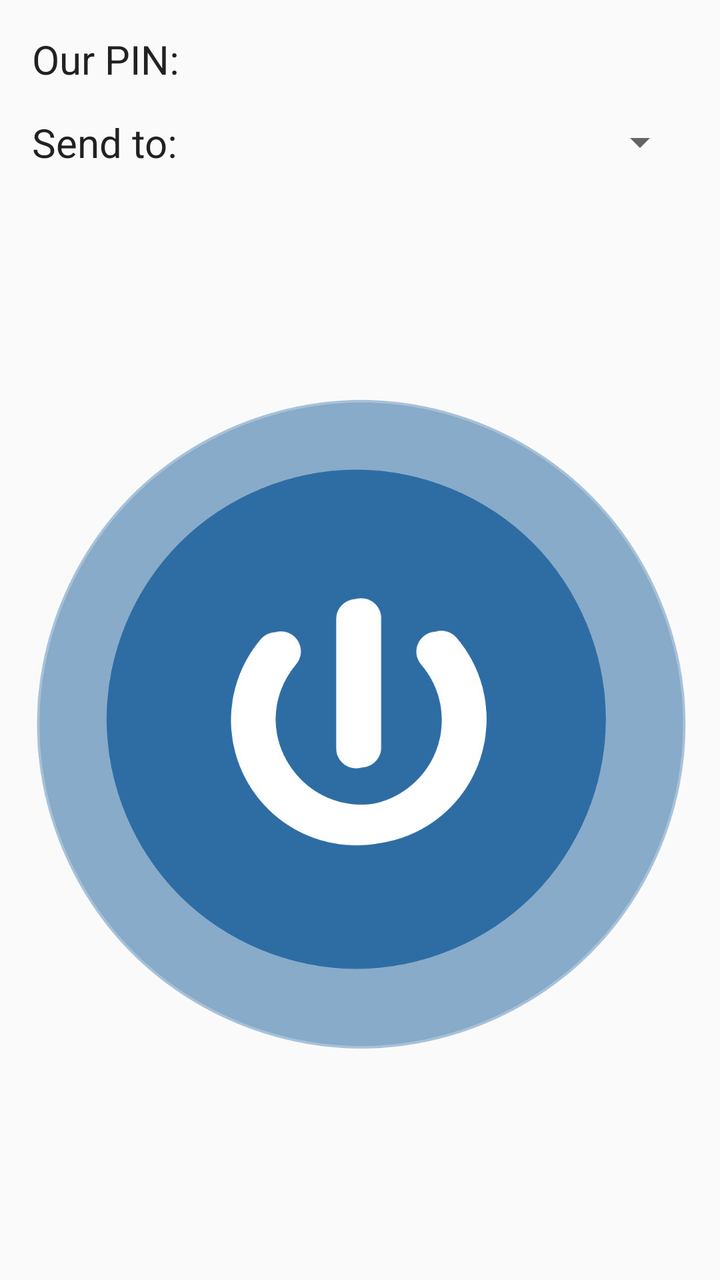
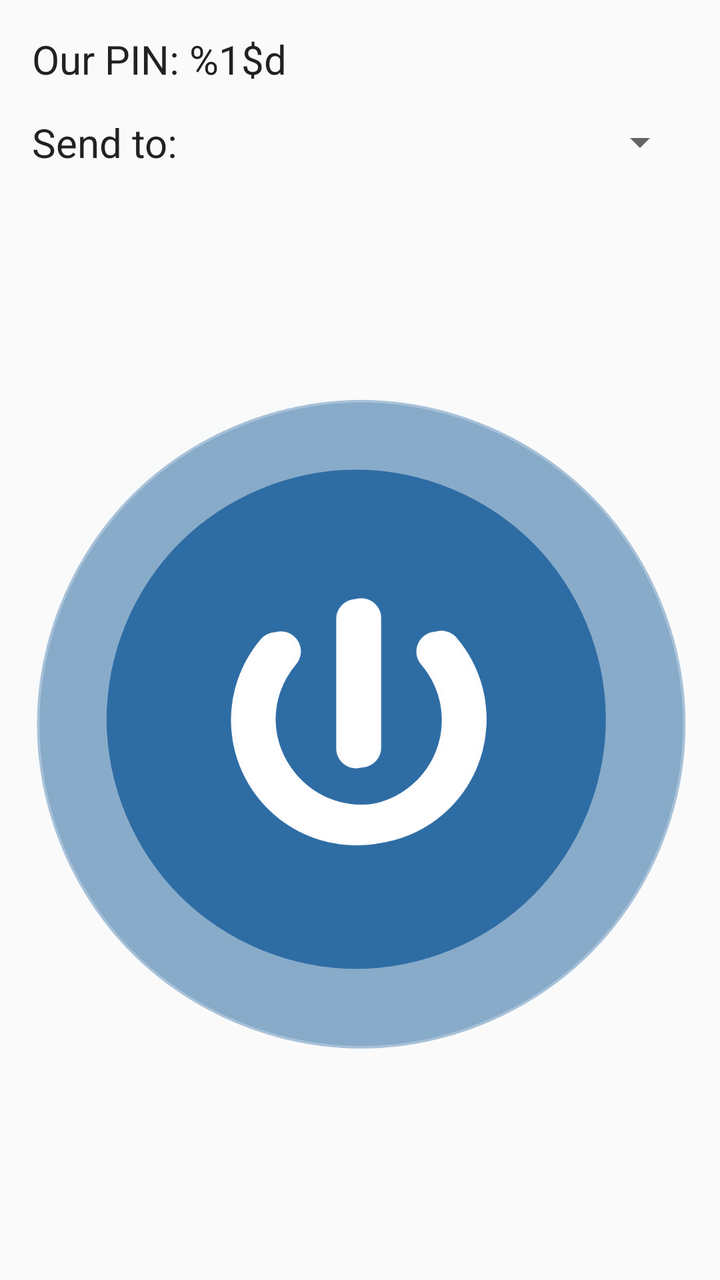

Before-and-after screenshots of an Android layout around one commit, followed by the original layout XML and the change that was made.
<!-- AndroidManifest.xml: application theme AppTheme -->
<!-- res/layout/content_send_sound.xml -->
<?xml version="1.0" encoding="utf-8"?>
<android.support.constraint.ConstraintLayout xmlns:android="http://schemas.android.com/apk/res/android"
    xmlns:app="http://schemas.android.com/apk/res-auto"
    xmlns:tools="http://schemas.android.com/tools"
    android:layout_width="match_parent"
    android:layout_height="match_parent"
    app:layout_behavior="@string/appbar_scrolling_view_behavior"
    tools:context="peterson.ttu.edu.backupaids.activities.SendSoundActivity"
    tools:showIn="@layout/activity_send_sound">

    <TextView
        android:id="@+id/sendSoundOurPinTextView"
        android:layout_width="wrap_content"
        android:layout_height="wrap_content"
        android:text="Our PIN: "
        android:textSize="20sp"
        android:textAppearance="@android:style/TextAppearance.DeviceDefault"
        android:layout_marginTop="16dp"
        android:layout_marginBottom="16dp"
        android:layout_marginStart="16dp"
        android:layout_marginEnd="16dp"
        app:layout_constraintTop_toTopOf="parent"
        app:layout_constraintBottom_toTopOf="@id/sendSoundPeerSpinner"
        app:layout_constraintLeft_toLeftOf="parent" />

    <TextView
        android:id="@+id/sendSoundLabel"
        android:layout_width="wrap_content"
        android:layout_height="wrap_content"
        android:text="Send to:"
        android:textSize="20sp"
        android:textAppearance="@android:style/TextAppearance.DeviceDefault"
        android:layout_marginTop="16dp"
        android:layout_marginBottom="16dp"
        android:layout_marginStart="16dp"
        android:layout_marginEnd="16dp"
        app:layout_constraintBottom_toBottomOf="@id/sendSoundPeerSpinner"
        app:layout_constraintLeft_toLeftOf="parent"
        app:layout_constraintTop_toTopOf="@id/sendSoundPeerSpinner" />

    <Spinner
        android:id="@+id/sendSoundPeerSpinner"
        android:layout_width="0dp"
        android:layout_height="wrap_content"
        android:layout_marginTop="16dp"
        android:layout_marginBottom="16dp"
        android:layout_marginStart="16dp"
        android:layout_marginEnd="16dp"
        app:layout_constraintTop_toBottomOf="@id/sendSoundOurPinTextView"
        app:layout_constraintLeft_toRightOf="@id/sendSoundLabel"
        app:layout_constraintRight_toRightOf="parent" />


    <ImageButton
        android:id="@+id/sendSoundStartButton"
        android:layout_width="0dp"
        android:layout_height="0dp"
        android:adjustViewBounds="false"
        android:background="@android:color/transparent"
        android:onClick="sendSound"
        android:scaleType="fitCenter"
        android:src="@drawable/power_button_blue2"
        android:layout_marginTop="16dp"
        android:layout_marginBottom="16dp"
        android:layout_marginStart="16dp"
        android:layout_marginEnd="16dp"
        app:layout_constraintHorizontal_bias="0.6"
        app:layout_constraintTop_toBottomOf="@id/sendSoundPeerSpinner"
        app:layout_constraintBottom_toBottomOf="parent"
        app:layout_constraintLeft_toLeftOf="parent"
        app:layout_constraintRight_toRightOf="parent"
        app:layout_constraintVertical_bias="0.6"
        android:contentDescription="Start/stop sending audio" />

</android.support.constraint.ConstraintLayout>
<!-- res/layout/activity_send_sound.xml (included above) -->
<?xml version="1.0" encoding="utf-8"?>
<android.support.design.widget.CoordinatorLayout xmlns:android="http://schemas.android.com/apk/res/android"
    xmlns:tools="http://schemas.android.com/tools"
    android:layout_width="match_parent"
    android:layout_height="match_parent"
    tools:context="peterson.ttu.edu.backupaids.activities.SendSoundActivity">

    <include layout="@layout/content_send_sound" />

</android.support.design.widget.CoordinatorLayout>
<!-- resources referenced by this layout -->
<resources>
  <!-- drawable power_button_blue2: png bitmap (drawable, 214661 bytes) -->
  <style name="AppTheme" parent="Theme.AppCompat.Light.DarkActionBar">
          
          <item name="colorPrimary">@color/colorPrimary</item>
          <item name="colorPrimaryDark">@color/colorPrimaryDark</item>
          <item name="colorAccent">@color/colorAccent</item>
      </style>
  <color name="colorPrimary">#3F51B5</color>
  <color name="colorPrimaryDark">#303F9F</color>
  <color name="colorAccent">#FF4081</color>
</resources>

<!-- the commit's change to res/layout/content_send_sound.xml (unified diff, before → after) -->
@@ -12,7 +12,7 @@
         android:id="@+id/sendSoundOurPinTextView"
         android:layout_width="wrap_content"
         android:layout_height="wrap_content"
-        android:text="Our PIN: "
+        android:text="@string/our_pin"
         android:textSize="20sp"
         android:textAppearance="@android:style/TextAppearance.DeviceDefault"
         android:layout_marginTop="16dp"
@@ -27,7 +27,7 @@
         android:id="@+id/sendSoundLabel"
         android:layout_width="wrap_content"
         android:layout_height="wrap_content"
-        android:text="Send to:"
+        android:text="@string/send_to"
         android:textSize="20sp"
         android:textAppearance="@android:style/TextAppearance.DeviceDefault"
         android:layout_marginTop="16dp"
@@ -70,7 +70,7 @@
         app:layout_constraintLeft_toLeftOf="parent"
         app:layout_constraintRight_toRightOf="parent"
         app:layout_constraintVertical_bias="0.6"
-        android:contentDescription="Start/stop sending audio" />
+        android:contentDescription="@string/start_stop_sending_audio" />
 
 </android.support.constraint.ConstraintLayout>
 <!-- res/layout/activity_send_sound.xml (included above) -->
<!-- resource entries referenced after the edit -->
@@ -1,6 +1,9 @@
 <!-- resources referenced by this layout -->
 <resources>
   <!-- drawable power_button_blue2: png bitmap (drawable, 214661 bytes) -->
+  <string name="our_pin">Our PIN: %1$d</string>
+  <string name="send_to">Send to:</string>
+  <string name="start_stop_sending_audio">Start/stop sending audio</string>
   <style name="AppTheme" parent="Theme.AppCompat.Light.DarkActionBar">
           
           <item name="colorPrimary">@color/colorPrimary</item>
